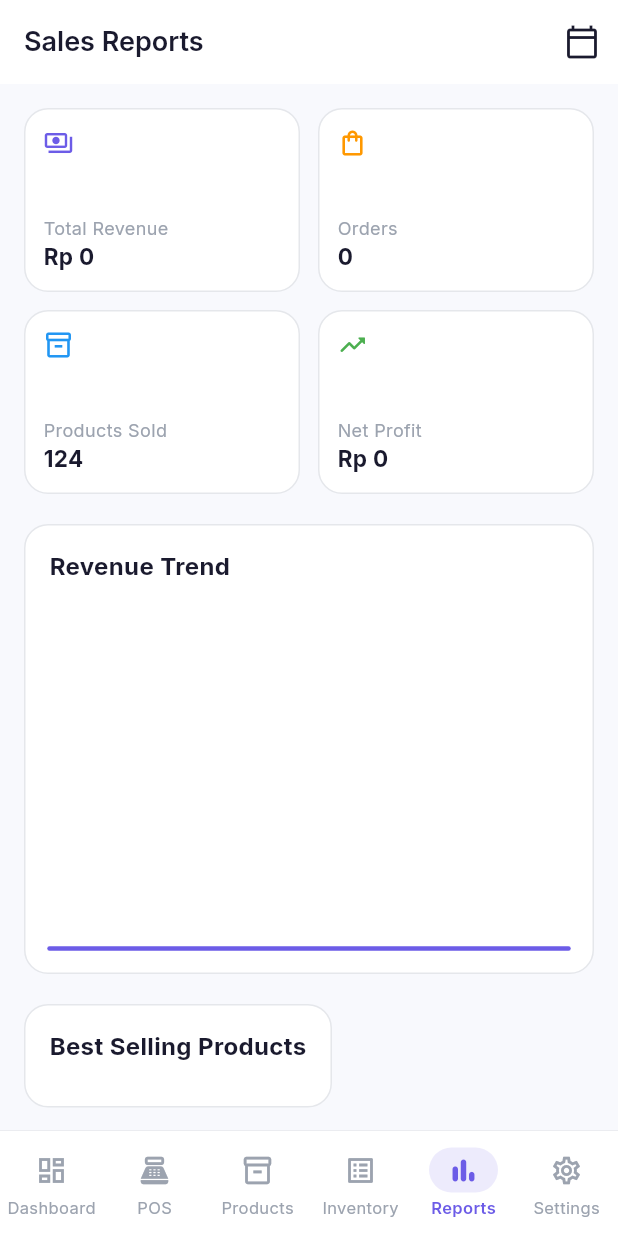
After one commit to artprasetya/My-POS, a Flutter app: the ReportsScreen screen opened by its route, on a phone screen of 412 x 824 dp. The commit adds this screen. Run offline on Flutter 3.47's test engine with Material 3 defaults, Android fonts, the phone set to English and light mode, and no system bars; drawn by our look-alikes of fl_chart; our stand-ins replace equatable, flutter_animate, flutter_bloc, flutter_dotenv, go_router, google_fonts and 4 more; missing offline and left inert: mobile_scanner, syncfusion_flutter_xlsio, universal_html; accounts and stored records are empty.

Commit message:
feat: implement sales reports screen with Excel export functionality and add receipt printing support

```diff
--- a/lib/features/pos/presentation/widgets/checkout_dialog.dart
+++ b/lib/features/pos/presentation/widgets/checkout_dialog.dart
@@ -3,7 +3,9 @@ import 'package:flutter_bloc/flutter_bloc.dart';
 import 'package:my_pos/core/constants/app_colors.dart';
 import 'package:my_pos/core/constants/app_sizes.dart';
 import 'package:my_pos/core/extensions/number_extensions.dart';
+import 'package:my_pos/core/utils/receipt_service.dart';
 import 'package:my_pos/features/pos/presentation/bloc/cart_bloc.dart';
+import 'package:my_pos/features/transactions/domain/models/transaction.dart' as model;
 import 'package:my_pos/features/transactions/presentation/bloc/transaction_bloc.dart';
 
 class CheckoutDialog extends StatefulWidget {
@@ -307,9 +309,7 @@ class ReceiptDialog extends StatelessWidget {
                 const SizedBox(width: AppSizes.md),
                 Expanded(
                   child: ElevatedButton(
-                    onPressed: () {
-                      // Print functionality placeholder
-                    },
+                    onPressed: () => ReceiptService.generateAndPrint(transaction as model.Transaction),
                     style: ElevatedButton.styleFrom(
                       backgroundColor: AppColors.primary,
                       foregroundColor: Colors.white,
--- /dev/null
+++ b/lib/features/reports/presentation/screens/reports_screen.dart
@@ -0,0 +1,314 @@
+import 'package:fl_chart/fl_chart.dart';
+import 'package:flutter/material.dart';
+import 'package:flutter_bloc/flutter_bloc.dart';
+import 'package:go_router/go_router.dart';
+import 'package:intl/intl.dart';
+import 'package:my_pos/core/constants/app_colors.dart';
+import 'package:my_pos/core/constants/app_sizes.dart';
+import 'package:my_pos/core/utils/excel_export_service.dart';
+import 'package:my_pos/features/dashboard/presentation/bloc/dashboard_bloc.dart';
+import 'package:my_pos/features/transactions/data/repositories/transaction_repository.dart';
+
+class ReportsScreen extends StatefulWidget {
+  const ReportsScreen({super.key});
+
+  @override
+  State<ReportsScreen> createState() => _ReportsScreenState();
+}
+
+class _ReportsScreenState extends State<ReportsScreen> {
+  DateTime _startDate = DateTime.now().subtract(const Duration(days: 7));
+  DateTime _endDate = DateTime.now();
+  bool _isExporting = false;
+
+  final _currencyFormat = NumberFormat.currency(
+    locale: 'id_ID',
+    symbol: 'Rp ',
+    decimalDigits: 0,
+  );
+
+  @override
+  void initState() {
+    super.initState();
+    _loadData();
+  }
+
+  void _loadData() {
+    context.read<DashboardBloc>().add(DashboardLoadRequested());
+  }
+
+  Future<void> _exportData() async {
+    setState(() => _isExporting = true);
+    try {
+      final repo = context.read<TransactionRepository>();
+      final txns = await repo.getTransactions(
+        startDate: _startDate,
+        endDate: _endDate,
+        limit: 1000,
+      );
+
+      if (mounted) {
+        await ExcelExportService.exportTransactions(txns);
+        ScaffoldMessenger.of(context).showSnackBar(
+          const SnackBar(content: Text('Report exported successfully')),
+        );
+      }
+    } catch (e) {
+      if (mounted) {
+        ScaffoldMessenger.of(context).showSnackBar(
+          SnackBar(content: Text('Export failed: $e')),
+        );
+      }
+    } finally {
+      if (mounted) setState(() => _isExporting = false);
+    }
+  }
+
+  @override
+  Widget build(BuildContext context) {
+    final isDark = Theme.of(context).brightness == Brightness.dark;
+
+    return Scaffold(
+      appBar: AppBar(
+        title: const Text('Sales Reports'),
+        actions: [
+          IconButton(
+            icon: const Icon(Icons.calendar_today_outlined),
+            onPressed: () async {
+              final picked = await showDateRangePicker(
+                context: context,
+                firstDate: DateTime(2024),
+                lastDate: DateTime.now(),
+                initialDateRange:
+                    DateTimeRange(start: _startDate, end: _endDate),
+              );
+              if (picked != null) {
+                setState(() {
+                  _startDate = picked.start;
+                  _endDate = picked.end;
+                });
+              }
+            },
+          ),
+        ],
+      ),
+      body: BlocBuilder<DashboardBloc, DashboardState>(
+        builder: (context, state) {
+          if (state.isLoading) {
+            return const Center(child: CircularProgressIndicator());
+          }
+
+          return SingleChildScrollView(
+            padding: const EdgeInsets.all(AppSizes.lg),
+            child: Column(
+              crossAxisAlignment: CrossAxisAlignment.start,
+              children: [
+                _buildSummaryGrid(state),
+                const SizedBox(height: AppSizes.xl),
+                _buildChartSection(state, isDark),
+                const SizedBox(height: AppSizes.xl),
+                _buildBestSellers(state, isDark),
+                const SizedBox(height: AppSizes.xl),
+                ListTile(
+                  contentPadding: EdgeInsets.zero,
+                  leading: const Icon(Icons.history_rounded,
+                      color: AppColors.primary),
+                  title: const Text('Detailed Sales History'),
+                  subtitle: const Text('View every transaction and receipt'),
+                  trailing: const Icon(Icons.chevron_right_rounded),
+                  onTap: () => context.go('/reports/history'),
+                ),
+                const SizedBox(height: AppSizes.xl),
+                SizedBox(
+                  width: double.infinity,
+                  height: AppSizes.touchTargetLg,
+                  child: ElevatedButton.icon(
+                    onPressed: _isExporting ? null : _exportData,
+                    icon: _isExporting
+                        ? const SizedBox(
+                            width: AppSizes.xl,
+                            height: AppSizes.xl,
+                            child: CircularProgressIndicator(strokeWidth: 2))
+                        : const Icon(Icons.file_download_outlined),
+                    label: Text(_isExporting
+                        ? 'Exporting...'
+                        : 'Export to Excel (.xlsx)'),
+                    style: ElevatedButton.styleFrom(
+                      backgroundColor: AppColors.primary,
+                      foregroundColor: Colors.white,
+                      shape: RoundedRectangleBorder(
+                          borderRadius:
+                              BorderRadius.circular(AppSizes.radiusMd)),
+                    ),
+                  ),
+                ),
+                const SizedBox(height: AppSizes.xxl),
+              ],
+            ),
+          );
+        },
+      ),
+    );
+  }
+
+  Widget _buildSummaryGrid(DashboardState state) {
+    return GridView.count(
+      crossAxisCount: 2,
+      shrinkWrap: true,
+      physics: const NeverScrollableScrollPhysics(),
+      crossAxisSpacing: AppSizes.md,
+      mainAxisSpacing: AppSizes.md,
+      childAspectRatio: 1.5,
+      children: [
+        _buildStatCard(
+            'Total Revenue',
+            _currencyFormat.format(state.totalRevenue),
+            Icons.payments_outlined,
+            AppColors.primary),
+        _buildStatCard('Orders', state.totalTransactions.toString(),
+            Icons.shopping_bag_outlined, Colors.orange),
+        _buildStatCard(
+            'Products Sold', '124', Icons.inventory_2_outlined, Colors.blue),
+        _buildStatCard(
+            'Net Profit',
+            _currencyFormat.format(state.totalRevenue * 0.3),
+            Icons.trending_up_rounded,
+            Colors.green),
+      ],
+    );
+  }
+
+  Widget _buildStatCard(
+      String label, String value, IconData icon, Color color) {
+    final isDark = Theme.of(context).brightness == Brightness.dark;
+    return Container(
+      padding: const EdgeInsets.all(AppSizes.md),
+      decoration: BoxDecoration(
+        color: isDark ? AppColors.darkSurface : AppColors.white,
+        borderRadius: BorderRadius.circular(AppSizes.radiusLg),
+        border: Border.all(
+            color: isDark ? AppColors.darkBorder : AppColors.lightGray),
+      ),
+      child: Column(
+        crossAxisAlignment: CrossAxisAlignment.start,
+        children: [
+          Icon(icon, color: color, size: AppSizes.iconMd),
+          const Spacer(),
+          Text(label,
+              style:
+                  const TextStyle(fontSize: 12, color: AppColors.mediumGray)),
+          Text(value,
+              style:
+                  const TextStyle(fontSize: 15, fontWeight: FontWeight.bold)),
+        ],
+      ),
+    );
+  }
+
+  Widget _buildChartSection(DashboardState state, bool isDark) {
+    return Container(
+      height: 300,
+      padding: const EdgeInsets.all(AppSizes.lg),
+      decoration: BoxDecoration(
+        color: isDark ? AppColors.darkSurface : AppColors.white,
+        borderRadius: BorderRadius.circular(AppSizes.radiusLg),
+        border: Border.all(
+            color: isDark ? AppColors.darkBorder : AppColors.lightGray),
+      ),
+      child: Column(
+        crossAxisAlignment: CrossAxisAlignment.start,
+        children: [
+          const Text('Revenue Trend',
+              style: TextStyle(fontSize: 16, fontWeight: FontWeight.bold)),
+          const SizedBox(height: AppSizes.xl),
+          Expanded(
+            child: LineChart(
+              LineChartData(
+                gridData: const FlGridData(show: false),
+                titlesData: const FlTitlesData(show: false),
+                borderData: FlBorderData(show: false),
+                lineBarsData: [
+                  LineChartBarData(
+                    spots: state.dailySales.isEmpty
+                        ? [const FlSpot(0, 0)]
+                        : state.dailySales
+                            .asMap()
+                            .entries
+                            .map((e) => FlSpot(e.key.toDouble(),
+                                (e.value['total'] as num).toDouble()))
+                            .toList(),
+                    isCurved: true,
+                    color: AppColors.primary,
+                    barWidth: 3,
+                    isStrokeCapRound: true,
+                    dotData: const FlDotData(show: false),
+                    belowBarData: BarAreaData(
+                      show: true,
+                      color: AppColors.primary.withValues(alpha: 0.1),
+                    ),
+                  ),
+                ],
+              ),
+            ),
+          ),
+        ],
+      ),
+    );
+  }
+
+  Widget _buildBestSellers(DashboardState state, bool isDark) {
+    return Container(
+      padding: const EdgeInsets.all(AppSizes.lg),
+      decoration: BoxDecoration(
+        color: isDark ? AppColors.darkSurface : AppColors.white,
+        borderRadius: BorderRadius.circular(AppSizes.radiusLg),
+        border: Border.all(
+            color: isDark ? AppColors.darkBorder : AppColors.lightGray),
+      ),
+      child: Column(
+        crossAxisAlignment: CrossAxisAlignment.start,
+        children: [
+          const Text('Best Selling Products',
+              style: TextStyle(fontSize: 16, fontWeight: FontWeight.bold)),
+          const SizedBox(height: AppSizes.md),
+          ...state.bestSellingProducts.map((item) => Padding(
+                padding: const EdgeInsets.symmetric(vertical: AppSizes.sm),
+                child: Row(
+                  children: [
+                    Container(
+                      width: AppSizes.massive / 1.6, // ~40
+                      height: AppSizes.massive / 1.6,
+                      decoration: BoxDecoration(
+                        color: AppColors.primary.withValues(alpha: 0.1),
+                        borderRadius: BorderRadius.circular(AppSizes.radiusSm),
+                      ),
+                      child: const Center(
+                          child: Icon(Icons.inventory_2_outlined,
+                              size: AppSizes.iconMd, color: AppColors.primary)),
+                    ),
+                    const SizedBox(width: AppSizes.md),
+                    Expanded(
+                      child: Column(
+                        crossAxisAlignment: CrossAxisAlignment.start,
+                        children: [
+                          Text(item['product_name'] as String,
+                              style:
+                                  const TextStyle(fontWeight: FontWeight.w600)),
+                          Text('${item['total_quantity']} units sold',
+                              style: const TextStyle(
+                                  fontSize: 12, color: AppColors.mediumGray)),
+                        ],
+                      ),
+                    ),
+                    Text(
+                        _currencyFormat
+                            .format((item['total_quantity'] as num) * 15000),
+                        style: const TextStyle(fontWeight: FontWeight.bold)),
+                  ],
+                ),
+              )),
+        ],
+      ),
+    );
+  }
+}
--- a/lib/features/transactions/presentation/screens/transaction_list_screen.dart
+++ b/lib/features/transactions/presentation/screens/transaction_list_screen.dart
@@ -207,7 +207,7 @@ class _TransactionCard extends StatelessWidget {
     final isDark = Theme.of(context).brightness == Brightness.dark;
 
     return InkWell(
-      onTap: () => context.push('/transactions/${transaction.id}'),
+      onTap: () => context.push('/reports/history/${transaction.id}'),
       borderRadius: BorderRadius.circular(AppSizes.radiusLg),
       child: Container(
         padding: const EdgeInsets.all(AppSizes.lg),
--- a/lib/main.dart
+++ b/lib/main.dart
@@ -16,61 +16,69 @@ import 'package:my_pos/features/transactions/presentation/bloc/transaction_bloc.
 import 'package:my_pos/routing/app_router.dart';
 import 'package:my_pos/services/supabase_service.dart';
 
-/// Shared app bootstrap — called by main_staging.dart and main_production.dart.
 Future<void> bootstrap(Flavor flavor) async {
   WidgetsFlutterBinding.ensureInitialized();
-
-  // Set the active flavor
   FlavorConfig.initialize(flavor);
-
-  // Load the correct .env file
   await dotenv.load(fileName: FlavorConfig.envFileName);
-
-  // Initialize Supabase with flavor-specific credentials
   await SupabaseService.initialize();
-
   runApp(const MyPosApp());
 }
 
-class MyPosApp extends StatelessWidget {
+class MyPosApp extends StatefulWidget {
   const MyPosApp({super.key});
 
   @override
+  State<MyPosApp> createState() => _MyPosAppState();
+}
+
+class _MyPosAppState extends State<MyPosApp> {
+  late final AuthRepository _authRepository;
+  late final ProductRepository _productRepository;
+  late final TransactionRepository _transactionRepository;
+  late final InventoryRepository _inventoryRepository;
+
+  AppRouter? _appRouter;
+
+  @override
+  void initState() {
+    super.initState();
+    _authRepository = AuthRepository();
+    _productRepository = ProductRepository();
+    _transactionRepository = TransactionRepository();
+    _inventoryRepository = InventoryRepository();
+  }
+
+  @override
   Widget build(BuildContext context) {
-    final authRepository = AuthRepository();
-    final productRepository = ProductRepository();
-    final transactionRepository = TransactionRepository();
-    final inventoryRepository = InventoryRepository();
-
     return MultiRepositoryProvider(
       providers: [
-        RepositoryProvider.value(value: authRepository),
-        RepositoryProvider.value(value: productRepository),
-        RepositoryProvider.value(value: transactionRepository),
-        RepositoryProvider.value(value: inventoryRepository),
+        RepositoryProvider.value(value: _authRepository),
+        RepositoryProvider.value(value: _productRepository),
+        RepositoryProvider.value(value: _transactionRepository),
+        RepositoryProvider.value(value: _inventoryRepository),
       ],
       child: MultiBlocProvider(
         providers: [
           BlocProvider(
-            create: (_) => AuthBloc(repository: authRepository)
+            create: (_) => AuthBloc(repository: _authRepository)
               ..add(AuthCheckRequested()),
           ),
-          BlocProvider(create: (_) => ProductBloc(repository: productRepository)),
+          BlocProvider(create: (_) => ProductBloc(repository: _productRepository)),
           BlocProvider(create: (_) => CartBloc()),
           BlocProvider(
-            create: (_) => TransactionBloc(repository: transactionRepository),
+            create: (_) => TransactionBloc(repository: _transactionRepository),
           ),
           BlocProvider(
-            create: (_) => DashboardBloc(repository: transactionRepository),
+            create: (_) => DashboardBloc(repository: _transactionRepository),
           ),
           BlocProvider(
-            create: (_) => InventoryBloc(repository: inventoryRepository),
+            create: (_) => InventoryBloc(repository: _inventoryRepository),
           ),
         ],
         child: Builder(
           builder: (context) {
-            final authBloc = context.read<AuthBloc>();
-            final appRouter = AppRouter(authBloc);
+            // Initialize router only once with the AuthBloc
+            _appRouter ??= AppRouter(context.read<AuthBloc>());
 
             return MaterialApp.router(
               title: 'My POS${FlavorConfig.isStaging ? ' (Staging)' : ''}',
@@ -78,7 +86,7 @@ class MyPosApp extends StatelessWidget {
               theme: AppTheme.lightTheme,
               darkTheme: AppTheme.darkTheme,
               themeMode: ThemeMode.light,
-              routerConfig: appRouter.router,
+              routerConfig: _appRouter!.router,
             );
           },
         ),
--- a/lib/routing/app_router.dart
+++ b/lib/routing/app_router.dart
@@ -11,6 +11,7 @@ import 'package:my_pos/features/pos/presentation/screens/pos_screen.dart';
 import 'package:my_pos/features/transactions/presentation/screens/transaction_list_screen.dart';
 import 'package:my_pos/features/transactions/presentation/screens/transaction_detail_screen.dart';
 import 'package:my_pos/features/inventory/presentation/screens/inventory_screen.dart';
+import 'package:my_pos/features/reports/presentation/screens/reports_screen.dart';
 import 'package:my_pos/features/settings/presentation/screens/settings_screen.dart';
 import 'package:my_pos/routing/shell_scaffold.dart';
 import 'package:my_pos/routing/go_router_refresh_stream.dart';
@@ -90,16 +91,22 @@ class AppRouter {
             ],
           ),
           GoRoute(
-            path: '/transactions',
+            path: '/reports',
             pageBuilder: (context, state) => const NoTransitionPage(
-              child: TransactionListScreen(),
+              child: ReportsScreen(),
             ),
             routes: [
               GoRoute(
-                path: ':id',
-                builder: (context, state) => TransactionDetailScreen(
-                  transactionId: state.pathParameters['id']!,
-                ),
+                path: 'history',
+                builder: (context, state) => const TransactionListScreen(),
+                routes: [
+                  GoRoute(
+                    path: ':id',
+                    builder: (context, state) => TransactionDetailScreen(
+                      transactionId: state.pathParameters['id']!,
+                    ),
+                  ),
+                ],
               ),
             ],
           ),
--- a/lib/routing/shell_scaffold.dart
+++ b/lib/routing/shell_scaffold.dart
@@ -15,7 +15,7 @@ class ShellScaffold extends StatelessWidget {
     _Tab(label: 'POS', icon: Icons.point_of_sale_outlined, activeIcon: Icons.point_of_sale_rounded, path: '/pos'),
     _Tab(label: 'Products', icon: Icons.inventory_2_outlined, activeIcon: Icons.inventory_2_rounded, path: '/products'),
     _Tab(label: 'Inventory', icon: Icons.list_alt_outlined, activeIcon: Icons.list_alt_rounded, path: '/inventory'),
-    _Tab(label: 'History', icon: Icons.receipt_long_outlined, activeIcon: Icons.receipt_long_rounded, path: '/transactions'),
+    _Tab(label: 'Reports', icon: Icons.bar_chart_outlined, activeIcon: Icons.bar_chart_rounded, path: '/reports'),
     _Tab(label: 'Settings', icon: Icons.settings_outlined, activeIcon: Icons.settings_rounded, path: '/settings'),
   ];
 
--- a/pubspec.yaml
+++ b/pubspec.yaml
@@ -10,6 +10,7 @@ dependencies:
   flutter:
     sdk: flutter
   cupertino_icons: ^1.0.8
+  universal_html: ^2.2.4
 
   # Navigation
   go_router: ^17.1.0
```
Also changed, not shown: lib/core/utils/excel_export_service.dart (added, +72 -0 lines), lib/core/utils/receipt_service.dart (added, +160 -0 lines), pubspec.lock.
